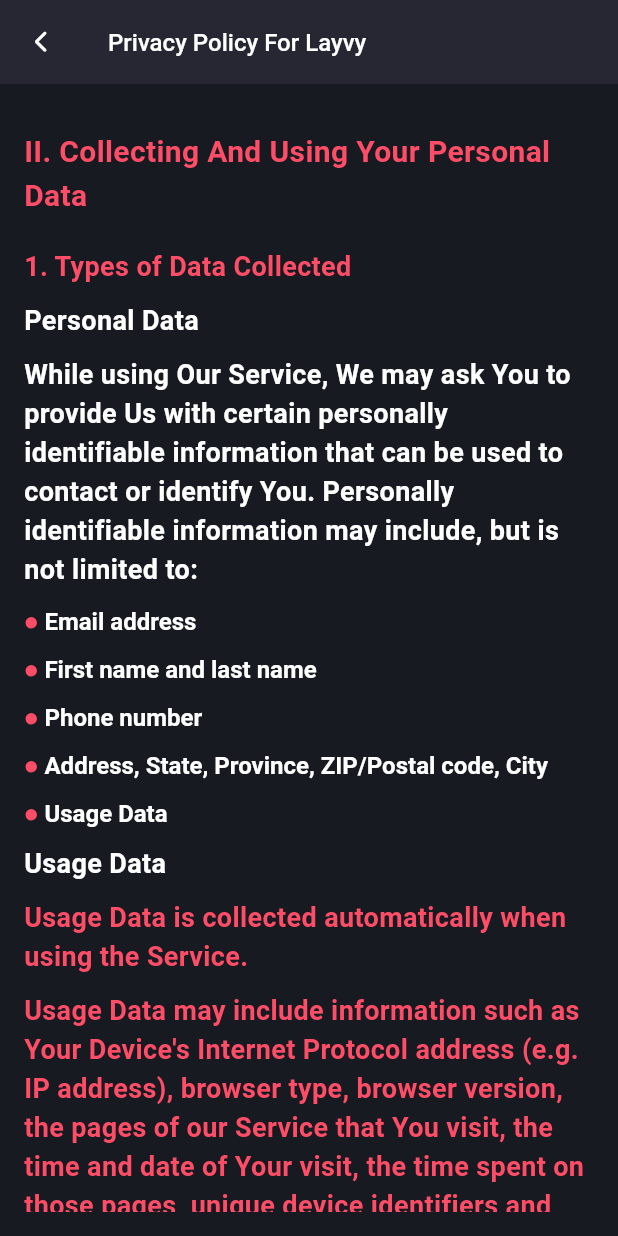
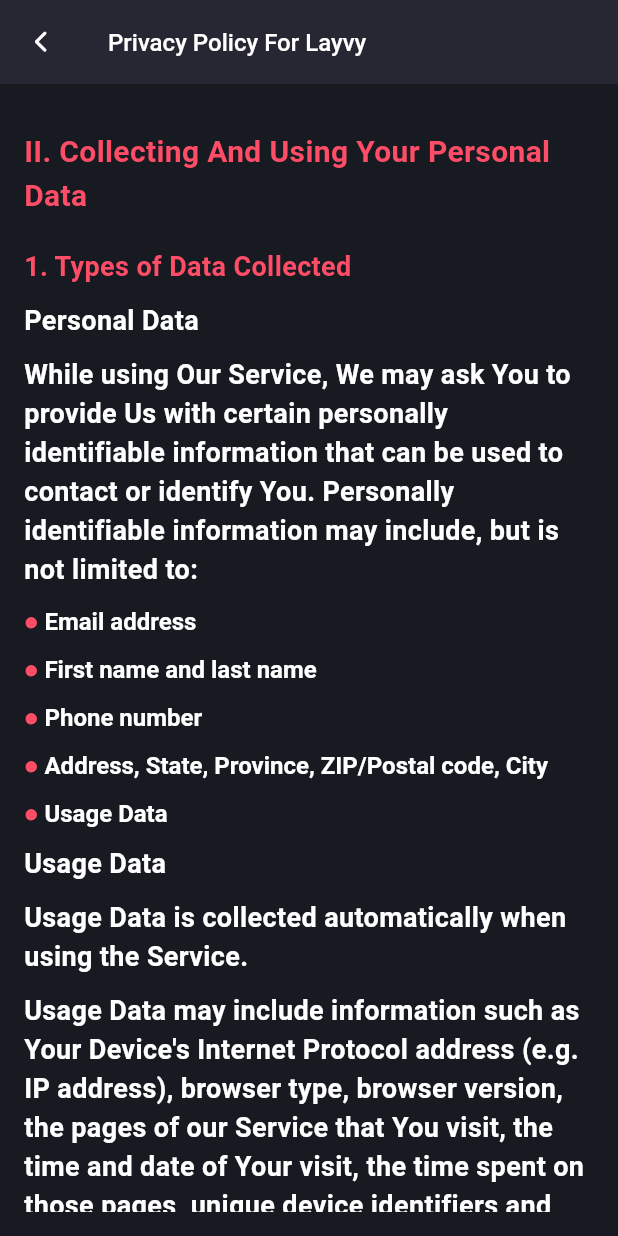
Before and after one commit to hafedh049/luxy, a Flutter app: the PrivacyPolicy screen opened directly, scrolled down 1152 dp, on a phone screen of 412 x 824 dp. Run offline on Flutter 3.47's test engine with Material 3 defaults, Android fonts, the phone set to English and light mode, and no system bars; our stand-ins replace animated_toggle_switch, date_format, flutter_animate, fluttertoast, google_nav_bar, hive and 5 more; accounts and stored records are empty.

Commit message:
ModifiedM lib/views/privacy_policy.dart  M pubspec.yaml

```diff
--- a/lib/views/privacy_policy.dart
+++ b/lib/views/privacy_policy.dart
@@ -116,7 +116,7 @@ class _PrivacyPolicyState extends State<PrivacyPolicy> {
                                                             crossAxisAlignment: CrossAxisAlignment.start,
                                                             mainAxisSize: MainAxisSize.min,
                                                             children: <Widget>[
-                                                              for (final String uplet in element["data"]) Flexible(child: Container(margin: const EdgeInsets.only(bottom: 10), child: Text(uplet, style: const TextStyle(color: pink, fontSize: 18, fontWeight: FontWeight.bold)))),
+                                                              for (final String uplet in element["data"]) Flexible(child: Container(margin: const EdgeInsets.only(bottom: 10), child: Text(uplet, style: const TextStyle(color: white, fontSize: 18, fontWeight: FontWeight.bold)))),
                                                             ],
                                                           )
                                                   ],
@@ -136,8 +136,8 @@ class _PrivacyPolicyState extends State<PrivacyPolicy> {
                                                         child: RichText(
                                                           text: TextSpan(
                                                             children: <TextSpan>[
-                                                              const TextSpan(text: "●", style: TextStyle(color: pink, fontSize: 16, fontWeight: FontWeight.bold)),
-                                                              TextSpan(text: " $element", style: const TextStyle(color: white, fontSize: 16, fontWeight: FontWeight.bold)),
+                                                              TextSpan(text: "● ${element['word']}", style: const TextStyle(color: pink, fontSize: 16, fontWeight: FontWeight.bold)),
+                                                              TextSpan(text: " ${element['rest']}", style: const TextStyle(color: white, fontSize: 16, fontWeight: FontWeight.bold)),
                                                             ],
                                                           ),
                                                         ),
--- a/pubspec.yaml
+++ b/pubspec.yaml
@@ -27,6 +27,7 @@ dependencies:
   intl_phone_number_input: ^0.7.4
   otp_text_field: ^1.1.3
   date_format: ^2.0.7
+  url_launcher: ^6.2.2
 
 dev_dependencies:
   flutter_test:
```
